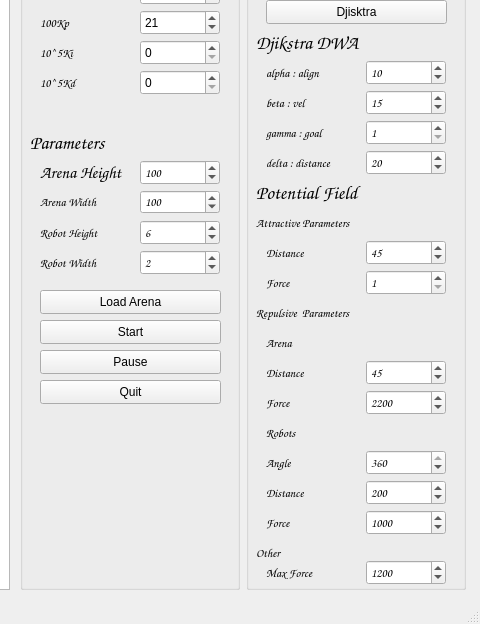
Before: the Qt Designer form swarminterface.ui in gribovskiy/FishSwarm, drawn with Qt 5; both pictures show x 753 to 1233 and y 190 to 814 of the 1233 by 814 pixel window.
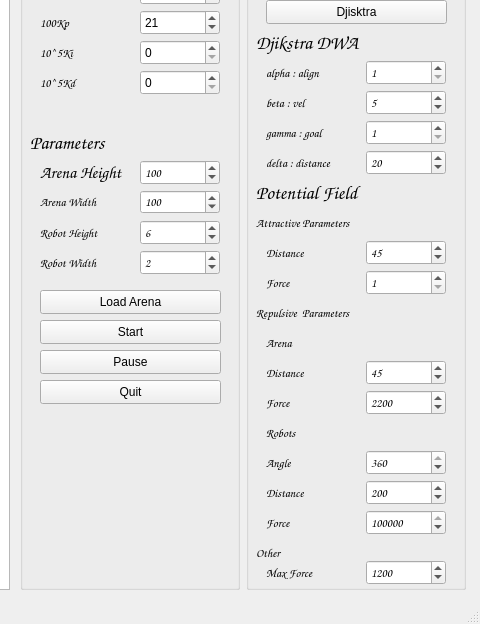
After: the same form once the commit is applied.

Diff of the .ui file:
```diff
--- a/swarminterface.ui
+++ b/swarminterface.ui
@@ -1273,7 +1273,7 @@
           <number>1</number>
          </property>
          <property name="value">
-          <number>1000</number>
+          <number>100000</number>
          </property>
         </widget>
         <widget class="QLabel" name="DjikstraLabel_2">
@@ -1382,7 +1382,7 @@
           <number>1</number>
          </property>
          <property name="value">
-          <number>10</number>
+          <number>1</number>
          </property>
         </widget>
         <widget class="QSpinBox" name="beta_spinbox">
@@ -1415,7 +1415,7 @@
           <number>1</number>
          </property>
          <property name="value">
-          <number>15</number>
+          <number>5</number>
          </property>
         </widget>
         <widget class="QSpinBox" name="gamma_spinbox">
```
